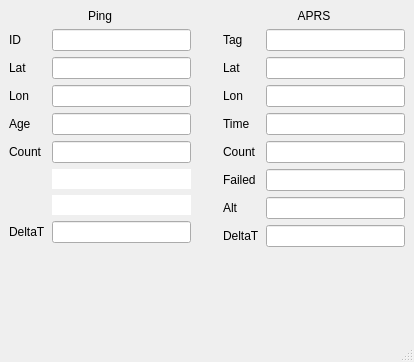
Above: TrackerFinder/Python/TrackerFinder/TrackerFinderMainWindow.ui from MisterMartin/TrackerFinder before the change. Below: the same form after it.
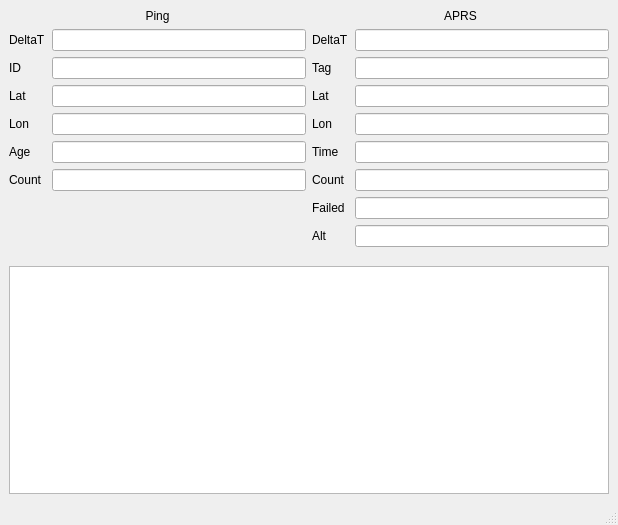
That is the form after the change.

```diff
--- a/TrackerFinder/Python/TrackerFinder/TrackerFinderMainWindow.ui
+++ b/TrackerFinder/Python/TrackerFinder/TrackerFinderMainWindow.ui
@@ -6,17 +6,21 @@
    <rect>
     <x>0</x>
     <y>0</y>
-    <width>414</width>
-    <height>362</height>
+    <width>618</width>
+    <height>525</height>
    </rect>
   </property>
   <property name="windowTitle">
    <string>MainWindow</string>
   </property>
   <widget class="QWidget" name="centralwidget">
+   <layout class="QVBoxLayout" name="verticalLayout_5">
+    <item>
    <layout class="QHBoxLayout" name="horizontalLayout">
     <item>
-     <layout class="QVBoxLayout" name="verticalLayout">
+       <layout class="QVBoxLayout" name="verticalLayout_3">
+        <item>
+         <layout class="QVBoxLayout" name="verticalLayout_2">
       <item>
        <widget class="QLabel" name="label_12">
         <property name="text">
@@ -30,111 +34,90 @@
       <item>
        <layout class="QFormLayout" name="formLayout">
         <item row="0" column="0">
+             <widget class="QLabel" name="label_16">
+              <property name="text">
+               <string>DeltaT</string>
+              </property>
+             </widget>
+            </item>
+            <item row="0" column="1">
+             <widget class="QLineEdit" name="pingDeltaT">
+              <property name="readOnly">
+               <bool>true</bool>
+              </property>
+             </widget>
+            </item>
+            <item row="1" column="0">
          <widget class="QLabel" name="label">
           <property name="text">
            <string>ID</string>
           </property>
          </widget>
         </item>
-        <item row="0" column="1">
+            <item row="1" column="1">
          <widget class="QLineEdit" name="pingId">
           <property name="readOnly">
            <bool>true</bool>
           </property>
          </widget>
         </item>
-        <item row="1" column="0">
+            <item row="2" column="0">
          <widget class="QLabel" name="label_3">
           <property name="text">
            <string>Lat</string>
           </property>
          </widget>
         </item>
-        <item row="1" column="1">
+            <item row="2" column="1">
          <widget class="QLineEdit" name="pingLat">
           <property name="readOnly">
            <bool>true</bool>
           </property>
          </widget>
         </item>
-        <item row="2" column="0">
+            <item row="3" column="0">
          <widget class="QLabel" name="label_4">
           <property name="text">
            <string>Lon</string>
           </property>
          </widget>
         </item>
-        <item row="2" column="1">
+            <item row="3" column="1">
          <widget class="QLineEdit" name="pingLon">
           <property name="readOnly">
            <bool>true</bool>
           </property>
          </widget>
         </item>
-        <item row="3" column="0">
+            <item row="4" column="0">
          <widget class="QLabel" name="label_2">
           <property name="text">
            <string>Age</string>
           </property>
          </widget>
         </item>
-        <item row="3" column="1">
+            <item row="4" column="1">
          <widget class="QLineEdit" name="pingAge">
           <property name="readOnly">
            <bool>true</bool>
           </property>
          </widget>
         </item>
-        <item row="4" column="0">
+            <item row="5" column="0">
          <widget class="QLabel" name="label_14">
           <property name="text">
            <string>Count</string>
           </property>
          </widget>
         </item>
-        <item row="4" column="1">
+            <item row="5" column="1">
          <widget class="QLineEdit" name="pingCount">
           <property name="readOnly">
            <bool>true</bool>
           </property>
          </widget>
         </item>
-        <item row="5" column="1">
-         <widget class="QLineEdit" name="lineEdit">
-          <property name="frame">
-           <bool>false</bool>
-          </property>
-          <property name="readOnly">
-           <bool>true</bool>
-          </property>
-         </widget>
-        </item>
-        <item row="6" column="1">
-         <widget class="QLineEdit" name="lineEdit_2">
-          <property name="enabled">
-           <bool>true</bool>
-          </property>
-          <property name="frame">
-           <bool>false</bool>
-          </property>
-          <property name="readOnly">
-           <bool>true</bool>
-          </property>
-         </widget>
-        </item>
-        <item row="7" column="0">
-         <widget class="QLabel" name="label_16">
-          <property name="text">
-           <string>DeltaT</string>
-          </property>
-         </widget>
-        </item>
-        <item row="7" column="1">
-         <widget class="QLineEdit" name="pingDeltaT">
-          <property name="readOnly">
-           <bool>true</bool>
-          </property>
-         </widget>
+           </layout>
         </item>
        </layout>
       </item>
@@ -157,21 +140,9 @@
      </layout>
     </item>
     <item>
-     <widget class="QLabel" name="label_17">
-      <property name="text">
-       <string/>
-      </property>
-     </widget>
-    </item>
+       <layout class="QVBoxLayout" name="verticalLayout_4">
     <item>
-     <widget class="QLabel" name="label_18">
-      <property name="text">
-       <string/>
-      </property>
-     </widget>
-    </item>
-    <item>
-     <layout class="QVBoxLayout" name="verticalLayout_2">
+         <layout class="QVBoxLayout" name="verticalLayout">
       <item>
        <widget class="QLabel" name="label_13">
         <property name="text">
@@ -185,116 +156,118 @@
       <item>
        <layout class="QFormLayout" name="formLayout_2">
         <item row="0" column="0">
+             <widget class="QLabel" name="label_15">
+              <property name="text">
+               <string>DeltaT</string>
+              </property>
+             </widget>
+            </item>
+            <item row="0" column="1">
+             <widget class="QLineEdit" name="aprsDeltaT">
+              <property name="readOnly">
+               <bool>true</bool>
+              </property>
+             </widget>
+            </item>
+            <item row="1" column="0">
          <widget class="QLabel" name="label_5">
           <property name="text">
            <string>Tag</string>
           </property>
          </widget>
         </item>
-        <item row="0" column="1">
+            <item row="1" column="1">
          <widget class="QLineEdit" name="aprsTag">
           <property name="readOnly">
            <bool>true</bool>
           </property>
          </widget>
         </item>
-        <item row="1" column="0">
+            <item row="2" column="0">
          <widget class="QLabel" name="label_6">
           <property name="text">
            <string>Lat</string>
           </property>
          </widget>
         </item>
-        <item row="1" column="1">
+            <item row="2" column="1">
          <widget class="QLineEdit" name="aprsLat">
           <property name="readOnly">
            <bool>true</bool>
           </property>
          </widget>
         </item>
-        <item row="2" column="0">
+            <item row="3" column="0">
          <widget class="QLabel" name="label_7">
           <property name="text">
            <string>Lon</string>
           </property>
          </widget>
         </item>
-        <item row="2" column="1">
+            <item row="3" column="1">
          <widget class="QLineEdit" name="aprsLon">
           <property name="readOnly">
            <bool>true</bool>
           </property>
          </widget>
         </item>
-        <item row="3" column="0">
+            <item row="4" column="0">
          <widget class="QLabel" name="label_11">
           <property name="text">
            <string>Time</string>
           </property>
          </widget>
         </item>
-        <item row="3" column="1">
+            <item row="4" column="1">
          <widget class="QLineEdit" name="aprsTime">
           <property name="readOnly">
            <bool>true</bool>
           </property>
          </widget>
         </item>
-        <item row="4" column="0">
+            <item row="5" column="0">
          <widget class="QLabel" name="label_8">
           <property name="text">
            <string>Count</string>
           </property>
          </widget>
         </item>
-        <item row="4" column="1">
+            <item row="5" column="1">
          <widget class="QLineEdit" name="aprsCount">
           <property name="readOnly">
            <bool>true</bool>
           </property>
          </widget>
         </item>
-        <item row="5" column="0">
+            <item row="6" column="0">
          <widget class="QLabel" name="label_9">
           <property name="text">
            <string>Failed</string>
           </property>
          </widget>
         </item>
-        <item row="5" column="1">
+            <item row="6" column="1">
          <widget class="QLineEdit" name="aprsFailed">
           <property name="readOnly">
            <bool>true</bool>
           </property>
          </widget>
         </item>
-        <item row="6" column="0">
+            <item row="7" column="0">
          <widget class="QLabel" name="label_10">
           <property name="text">
            <string>Alt</string>
           </property>
          </widget>
         </item>
-        <item row="6" column="1">
+            <item row="7" column="1">
          <widget class="QLineEdit" name="aprsAlt">
           <property name="readOnly">
            <bool>true</bool>
           </property>
          </widget>
         </item>
-        <item row="7" column="0">
-         <widget class="QLabel" name="label_15">
-          <property name="text">
-           <string>DeltaT</string>
-          </property>
-         </widget>
-        </item>
-        <item row="7" column="1">
-         <widget class="QLineEdit" name="aprsDeltaT">
-          <property name="readOnly">
-           <bool>true</bool>
-          </property>
-         </widget>
+           </layout>
         </item>
        </layout>
       </item>
@@ -317,6 +290,18 @@
      </layout>
     </item>
    </layout>
+    </item>
+    <item>
+     <widget class="QTextEdit" name="log">
+      <property name="minimumSize">
+       <size>
+        <width>600</width>
+        <height>0</height>
+       </size>
+      </property>
+     </widget>
+    </item>
+   </layout>
   </widget>
   <widget class="QMenuBar" name="menubar">
    <property name="geometry">
```
Left out of the diff: 2 changed lines with no effect on the pictures. Lines whose indentation alone changed are shown as unchanged.
